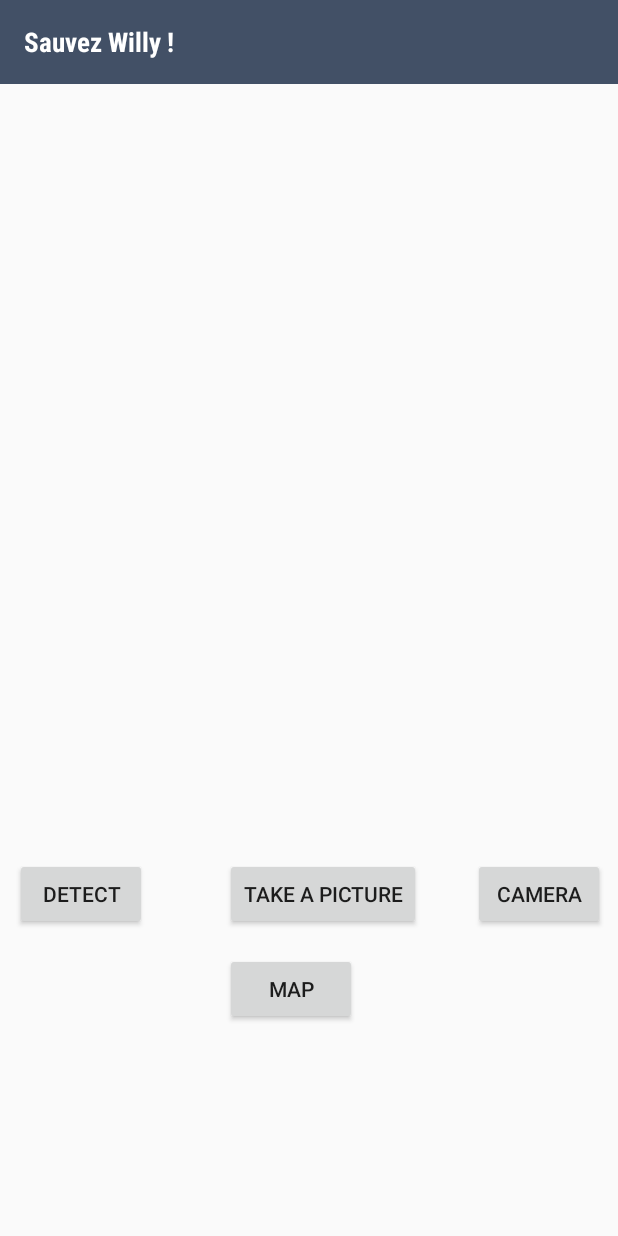
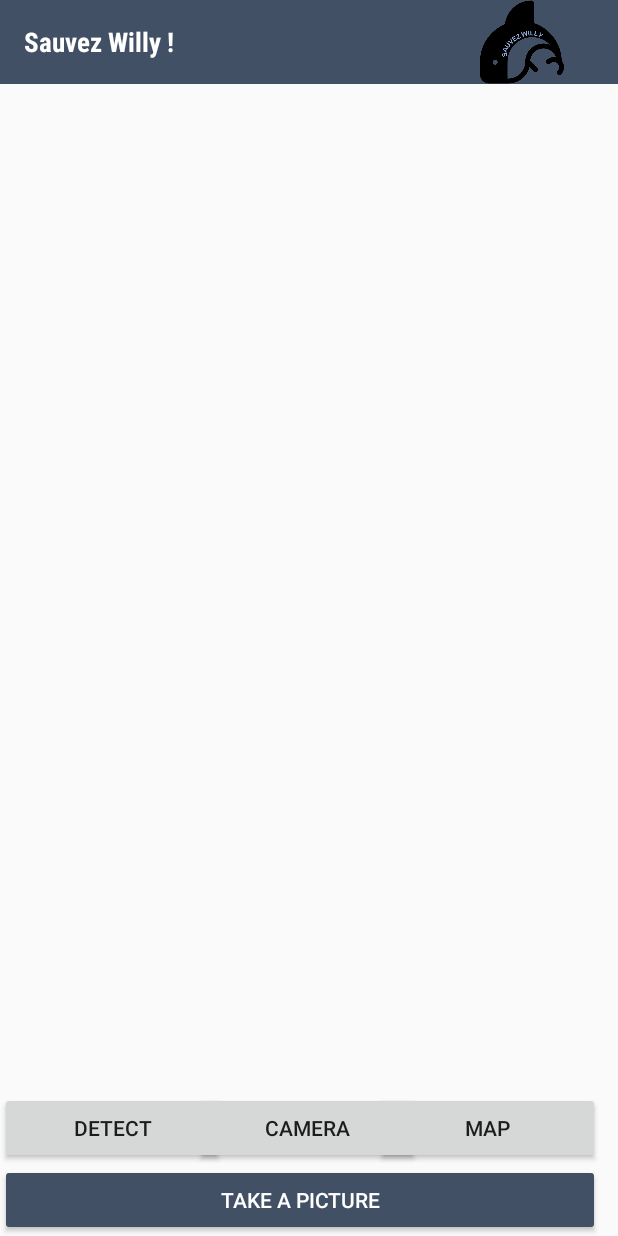
Before and after one commit to Alix25/Sauvez_Willy_Ok, an Android app: the screen it shows after launch (MainActivity), on a phone screen of 412 x 824 dp. Run offline under Robolectric (Android 15) with nearby library versions, the phone set to English and light mode, and no system bars.

Commit message:
Interface boutton

```diff
--- a/app/build.gradle
+++ b/app/build.gradle
@@ -55,6 +55,7 @@ dependencies {
 //    implementation 'org.tensorflow:tensorflow-lite:0.0.0-gpu-experimental'
     implementation 'androidx.constraintlayout:constraintlayout:1.1.3'
     implementation 'com.google.code.gson:gson:2.8.6'
+    implementation 'androidx.gridlayout:gridlayout:1.0.0'
     androidTestImplementation 'androidx.test.ext:junit:1.1.1'
     androidTestImplementation 'com.android.support.test:rules:1.0.2'
     androidTestImplementation 'com.google.truth:truth:1.0.1'
--- a/app/src/main/java/org/tensorflow/lite/examples/detection/MainActivity.java
+++ b/app/src/main/java/org/tensorflow/lite/examples/detection/MainActivity.java
@@ -51,7 +51,7 @@ public class MainActivity extends AppCompatActivity {
             this.imageView.setImageBitmap(cropBitmap);
 
         }
-        initBox();
+        initBox();//init
     }
 
 
--- a/app/src/main/res/layout/activity_main.xml
+++ b/app/src/main/res/layout/activity_main.xml
@@ -7,52 +7,61 @@
     tools:context=".MainActivity">
 
 
+<GridLayout
+    android:layout_width="match_parent"
+    android:layout_height="match_parent"
+    android:rowCount="5"
+    android:columnCount="7">
+
+
     <Button
         android:id="@+id/cameraButton"
-        android:layout_width="wrap_content"
+        android:layout_width="150dp"
         android:layout_height="wrap_content"
         android:text="Camera"
-        android:layout_marginStart="200dp"
-        android:layout_marginBottom="126dp"
-        app:layout_constraintBottom_toBottomOf="@+id/detectButton"
-        app:layout_constraintEnd_toEndOf="parent"
-        app:layout_constraintHorizontal_bias="0.655"
-        app:layout_constraintStart_toEndOf="@+id/detectButton"
-        app:layout_constraintTop_toTopOf="@+id/detectButton"
-        app:layout_constraintVertical_bias="0.0" />
+        android:layout_row="3"
+        android:layout_column="0"
+        android:layout_marginLeft="130dp"
+
+
+
+    />
+
 
     <Button
         android:id="@+id/detectButton"
-        android:layout_width="wrap_content"
+        android:layout_width="150dp"
         android:layout_height="wrap_content"
-        android:layout_marginStart="10dp"
-        android:layout_marginBottom="126dp"
         android:text="Detect"
-        app:layout_constraintBottom_toBottomOf="parent"
-        app:layout_constraintStart_toStartOf="parent"
+        android:layout_row="3"
+        android:layout_column="0"
         app:layout_constraintTop_toBottomOf="@+id/imageView" />
 
     <Button
         android:id="@+id/takePictureButton"
-        android:layout_width="wrap_content"
+        android:layout_width="400dp"
         android:layout_height="wrap_content"
-        android:layout_marginStart="150dp"
-        android:layout_marginBottom="126dp"
+        style="@style/Widget.AppCompat.Button.Colored"
         android:text="Take a picture"
-        app:layout_constraintBottom_toBottomOf="parent"
-        app:layout_constraintStart_toStartOf="parent"
+        android:layout_row="4"
+        android:layout_column="0"
+
         app:layout_constraintTop_toBottomOf="@+id/imageView" />
 
     <Button
         android:id="@+id/openMap"
-        android:layout_width="wrap_content"
+        android:layout_width="150dp"
         android:layout_height="wrap_content"
-        android:layout_marginStart="150dp"
-        android:layout_marginBottom="0dp"
+     android:layout_marginLeft="250dp"
+        android:layout_row="3"
+        android:layout_column="0"
         android:text="Map"
-        app:layout_constraintBottom_toBottomOf="parent"
-        app:layout_constraintStart_toStartOf="parent"
+
         app:layout_constraintTop_toBottomOf="@+id/imageView" />
+
+
+
+</GridLayout>
 
 
     <ImageView
@@ -60,11 +69,10 @@
         android:layout_width="416dp"
         android:layout_height="416dp"
         android:scaleType="fitStart"
-        app:layout_constraintBottom_toTopOf="@+id/detectButton"
         app:layout_constraintEnd_toEndOf="parent"
         app:layout_constraintStart_toStartOf="parent"
         app:layout_constraintTop_toTopOf="parent"
-        tools:srcCompat="@drawable/kite" />
+        tools:srcCompat="@drawable/cam" />
 
 
     <org.tensorflow.lite.examples.detection.customview.OverlayView
@@ -88,10 +96,7 @@
             android:layout_height="?attr/actionBarSize"
             android:background="@color/tfe_color_accent">
 
-            <ImageView
-                android:layout_width="wrap_content"
-                android:layout_height="wrap_content"
-                />// android:src="@drawable/tfl2_logo.png" />
+
 
             <TextView
                 android:id="@+id/frame"
@@ -104,7 +109,16 @@
                 android:textColor="@android:color/white"
                 android:textSize="18sp"
                 android:textStyle="bold" />
+
+            <ImageView
+                android:layout_width="wrap_content"
+                android:layout_height="wrap_content"
+                android:src="@drawable/orca"
+                android:layout_marginLeft="180dp"/>
+
         </androidx.appcompat.widget.Toolbar>
+
+
     </FrameLayout>
 
 
--- a/app/src/main/res/layout/tfe_od_activity_camera.xml
+++ b/app/src/main/res/layout/tfe_od_activity_camera.xml
@@ -42,10 +42,10 @@
             android:layout_alignParentTop="true"
             android:background="@color/tfe_semi_transparent">
 
-            <ImageView
+          <!--  <ImageView
                 android:layout_width="wrap_content"
                 android:layout_height="wrap_content"
-                android:src="@drawable/tfl2_logo" />
+                android:src="@drawable/tfl2_logo" />-->
         </androidx.appcompat.widget.Toolbar>
 
     </RelativeLayout>
```
Also changed, not shown: app/src/main/assets/cam.jpg (added), app/src/main/res/drawable-v24/cam.jpg (added), app/src/main/res/drawable-v24/cam_icon.png (added), app/src/main/res/drawable-v24/orca.png (added).
